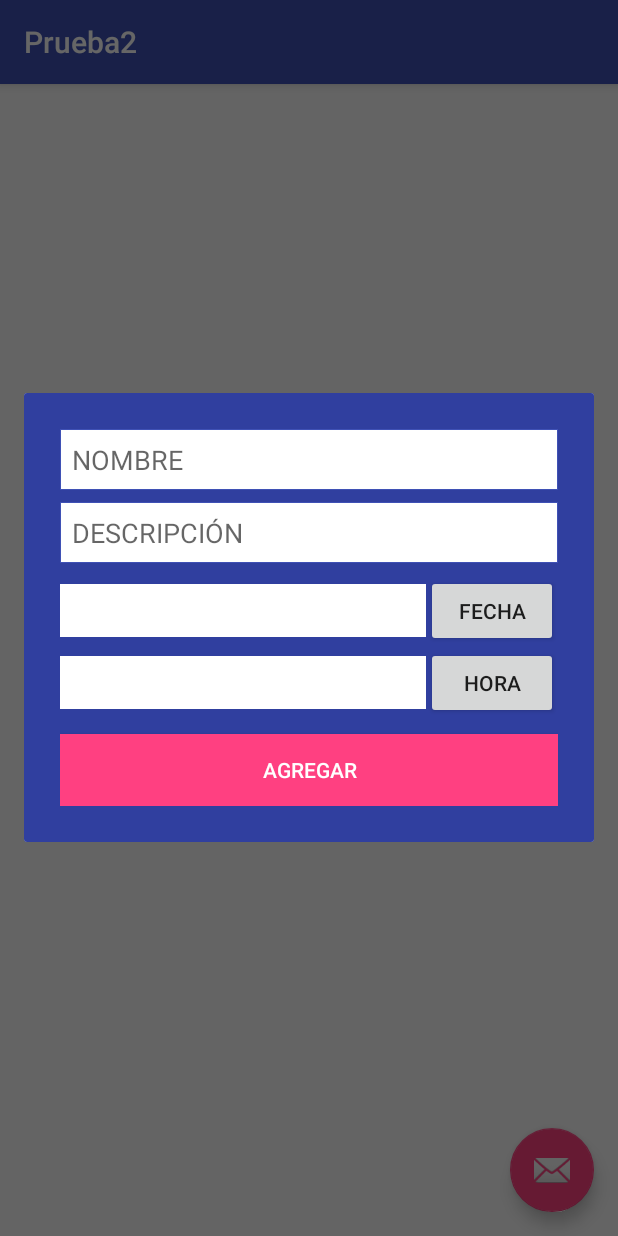
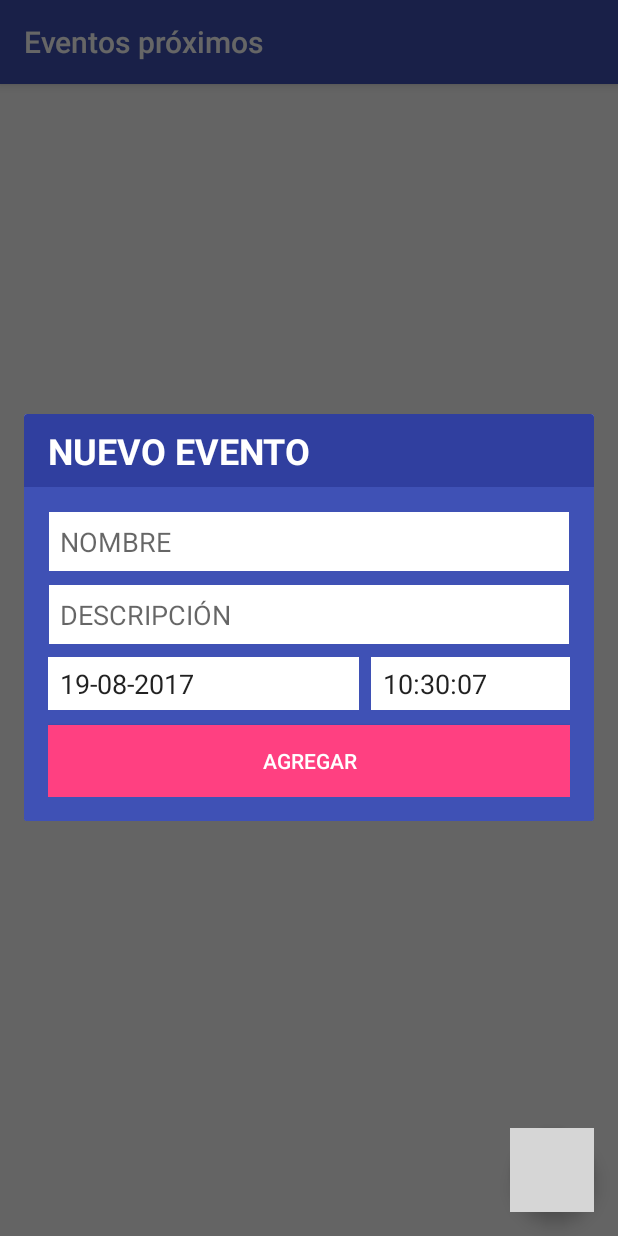
Before and after one commit to pvillars/Prueba2, an Android app: the screen it shows after launch (MainActivity), after a tap on an icon or button, on a phone screen of 412 x 824 dp. Run offline under Robolectric (Android 15) with nearby library versions, the phone set to English and light mode, and no system bars; 1 statement that could not run was skipped; grey boxes are pictures that could not be loaded.

Commit message:
Detalles Mayores

```diff
--- a/app/src/main/java/cl/anpetrus/prueba2/MainActivity.java
+++ b/app/src/main/java/cl/anpetrus/prueba2/MainActivity.java
@@ -16,7 +16,9 @@ import android.view.inputmethod.InputMethodManager;
 import android.widget.Button;
 import android.widget.DatePicker;
 import android.widget.EditText;
+import android.widget.TextView;
 import android.widget.TimePicker;
+import android.widget.Toast;
 
 import java.text.ParseException;
 import java.text.SimpleDateFormat;
@@ -29,7 +31,7 @@ public class MainActivity extends AppCompatActivity {
 
     private MainActivityFragment mainActivityFragment;
 
-    EditText dateStartEt,timeStartEt;
+    EditText dateStartEt, timeStartEt, nameTv,descriptionTv;
 
     @Override
     protected void onCreate(Bundle savedInstanceState) {
@@ -37,6 +39,7 @@ public class MainActivity extends AppCompatActivity {
         setContentView(R.layout.activity_main);
         Toolbar toolbar = (Toolbar) findViewById(R.id.toolbar);
         setSupportActionBar(toolbar);
+        getSupportActionBar().setTitle("Eventos próximos");
 
         mainActivityFragment = (MainActivityFragment) getSupportFragmentManager().findFragmentById(R.id.fragment);
 
@@ -45,16 +48,30 @@ public class MainActivity extends AppCompatActivity {
         fab.setOnClickListener(new View.OnClickListener() {
             @Override
             public void onClick(View view) {
+
                 final Dialog dialog = new Dialog(MainActivity.this);
                 dialog.requestWindowFeature(Window.FEATURE_NO_TITLE);
                 dialog.setContentView(R.layout.dialog_new_event);
 
-                Button dateStartBtn = dialog.findViewById(R.id.dateStartBtn);
-                Button timeStartBtn = dialog.findViewById(R.id.timeStartBtn);
+                TextView titleDialogTv = dialog.findViewById(R.id.titleDialogTv);
+                titleDialogTv.setText("NUEVO EVENTO");
+
+                nameTv = dialog.findViewById(R.id.nameNewEt);
+                descriptionTv = dialog.findViewById(R.id.descriptionNewEt);
+
+                nameTv.setHint("NOMBRE");
+                descriptionTv.setHint("DESCRIPCIÓN");
+
                 dateStartEt = dialog.findViewById(R.id.dateStartEt);
                 timeStartEt = dialog.findViewById(R.id.timeStartEt);
+                Date dateNow= new Date();
+                String dateString = new SimpleDateFormat("dd-MM-yyyy").format(dateNow);
+                String timeString = new SimpleDateFormat("HH:mm:ss").format(dateNow);
 
-                dateStartBtn.setOnClickListener(new View.OnClickListener() {
+                dateStartEt.setText(dateString);
+                timeStartEt.setText(timeString);
+
+                dateStartEt.setOnClickListener(new View.OnClickListener() {
                     @Override
                     public void onClick(View view) {
 
@@ -73,7 +90,7 @@ public class MainActivity extends AppCompatActivity {
                                     @Override
                                     public void onDateSet(DatePicker view, int year,
                                                           int monthOfYear, int dayOfMonth) {
-                                        dateStartEt.setText(dayOfMonth + "/" + (monthOfYear + 1) + "/" + year);
+                                        dateStartEt.setText(dayOfMonth + "-" + (monthOfYear + 1) + "-" + year);
 
                                     }
                                 }, year, month, day);
@@ -81,11 +98,11 @@ public class MainActivity extends AppCompatActivity {
                     }
                 });
 
-                timeStartBtn.setOnClickListener(new View.OnClickListener() {
+                timeStartEt.setOnClickListener(new View.OnClickListener() {
                     @Override
                     public void onClick(View view) {
                         hideKeyBoard(view);
-                        int hour,minute;
+                        int hour, minute;
                         // Get Current Time
                         final Calendar c = Calendar.getInstance();
                         hour = c.get(Calendar.HOUR_OF_DAY);
@@ -94,12 +111,12 @@ public class MainActivity extends AppCompatActivity {
                         // Launch Time Picker Dialog
                         TimePickerDialog timePickerDialog = new TimePickerDialog(MainActivity.this,
                                 new TimePickerDialog.OnTimeSetListener() {
-
                                     @Override
                                     public void onTimeSet(TimePicker view, int hourOfDay,
                                                           int minute) {
                                         timeStartEt.setText(hourOfDay + ":" + minute + ":00");
                                     }
+
                                 }, hour, minute, false);
                         timePickerDialog.show();
                     }
@@ -111,26 +128,29 @@ public class MainActivity extends AppCompatActivity {
                     public void onClick(View view) {
 
 
-                        EditText nameTv = dialog.findViewById(R.id.nameNewEt);
-                        String name = nameTv.getText().toString().trim();
+                        String name = nameTv.getText().toString();
+                        String description = descriptionTv.getText().toString();
+                        String dateString = dateStartEt.getText().toString() + " " + timeStartEt.getText().toString();
+                        Date startDateTime;
+                        try {
+                            startDateTime = new SimpleDateFormat("dd-MM-yyyy HH:mm:ss").parse(dateString);
 
-                        if (name.length() > 0) {
-                            Event event = new Event();
-                            event.setName(name);
-                            event.setDescription("Description " + name);
-
-                            try {
-                                String dateString = dateStartEt.getText().toString()+" "+timeStartEt.getText().toString();
-                                Date startDateTime = new SimpleDateFormat("dd/MM/yyyy HH:mm:ss").parse(dateString);
+                            if (isValidData(name,description,startDateTime)) {
+                                Event event = new Event();
+                                event.setName(name);
+                                event.setDescription(description);
                                 event.setStart(startDateTime);
-                            } catch (ParseException e) {
-                                e.printStackTrace();
+                                mainActivityFragment.addToAdatperList(event);
                                 dialog.dismiss();
                             }
-
-                            mainActivityFragment.addToAdatperList(event);
+                        } catch (ParseException e) {
+                            if(dateString.trim().length() <= 0){
+                                Toast.makeText(MainActivity.this, "Favor ingresar fecha y hora", Toast.LENGTH_LONG).show();
+                            }else{
+                                e.printStackTrace();
+                                Toast.makeText(MainActivity.this, "Error indesperado", Toast.LENGTH_LONG).show();
+                            }
                         }
-                        dialog.dismiss();
                     }
                 });
 
@@ -140,7 +160,7 @@ public class MainActivity extends AppCompatActivity {
         });
     }
 
-    private void hideKeyBoard(View view){
+    private void hideKeyBoard(View view) {
         try {
             InputMethodManager imm = (InputMethodManager) view.getContext().getSystemService(Context.INPUT_METHOD_SERVICE);
             imm.hideSoftInputFromWindow(view.getWindowToken(), 0);
@@ -148,5 +168,22 @@ public class MainActivity extends AppCompatActivity {
             Log.e("ERROR", e.getMessage());
         }
     }
+    private boolean isValidData( String name, String description, Date date){
+        if(name.trim().length()>0){
+            if(description.trim().length()>0){
+                if(date.after(new Date())){
+                    return true;
+                }else{
+                    Toast.makeText(this, "Favor ingresar fecha y hora posterior a la actual", Toast.LENGTH_LONG).show();
+                }
+            }else{
+                Toast.makeText(this, "Favor ingresar descripción", Toast.LENGTH_LONG).show();
+            }
+        }else{
+            Toast.makeText(this, "Favor ingresar nombre", Toast.LENGTH_LONG).show();
+        }
+
+        return false;
+    }
 
 }
--- a/app/src/main/java/cl/anpetrus/prueba2/MainActivityFragment.java
+++ b/app/src/main/java/cl/anpetrus/prueba2/MainActivityFragment.java
@@ -41,23 +41,7 @@ public class MainActivityFragment extends Fragment implements ClickListener{
         LinearLayoutManager linearLayoutManager = new LinearLayoutManager(getContext());
         recyclerView.setLayoutManager(linearLayoutManager);
 
-//        Event event;
-//        event = new Event("Lucho Jara en Vivo","Gran Concierto gran",new Date(),new Date());
-//        event.save();
-//
-//        event = new Event("Lucho Jara en Vivo2","Gran Concierto gran2",new Date(),new Date());
-//        event.save();
-//
-//        event = new Event("Lucho Jara en Vivo3","Gran Concierto gran3",new Date(),new Date());
-//        event.save();
-//
-//        event = new Event("Lucho Jara en Vivo4","Gran Concierto gran4",new Date(),new Date());
-//        event.save();
-//
-//        event = new Event("Lucho Jara en Vivo5","Gran Concierto gran5",new Date(),new Date());
-//        event.save();
-
-        eventAdapter = new EventAdapter(new EventQuery().getAll(),this);
+        eventAdapter = new EventAdapter(new EventQuery().getNext(),this);
         recyclerView.setAdapter(eventAdapter);
     }
 
--- a/app/src/main/java/cl/anpetrus/prueba2/adapters/EventAdapter.java
+++ b/app/src/main/java/cl/anpetrus/prueba2/adapters/EventAdapter.java
@@ -7,6 +7,7 @@ import android.view.ViewGroup;
 import android.widget.RelativeLayout;
 import android.widget.TextView;
 
+import java.text.SimpleDateFormat;
 import java.util.List;
 
 import cl.anpetrus.prueba2.R;
@@ -36,7 +37,10 @@ public class EventAdapter extends RecyclerView.Adapter<EventAdapter.ViewHolder>
     public void onBindViewHolder(final ViewHolder holder, int position) {
         final Event event = events.get(position);
         holder.nameTv.setText(event.getName());
-        holder.startDateTv.setText(event.getStart().toString());
+        String dateStart = new SimpleDateFormat("dd-MM-yyyy").format(event.getStart());
+        String timeStart = new SimpleDateFormat("HH:mm").format(event.getStart()) + " Hrs.";
+
+        holder.startDateTv.setText(dateStart + " " + timeStart);
         holder.eventRl.setOnClickListener(new View.OnClickListener() {
             @Override
             public void onClick(View view) {
--- a/app/src/main/java/cl/anpetrus/prueba2/data/EventQuery.java
+++ b/app/src/main/java/cl/anpetrus/prueba2/data/EventQuery.java
@@ -1,5 +1,6 @@
 package cl.anpetrus.prueba2.data;
 
+import java.util.Date;
 import java.util.List;
 
 import cl.anpetrus.prueba2.models.Event;
@@ -13,6 +14,10 @@ public class EventQuery {
     public List<Event> getAll(){
         return Event.listAll(Event.class);
     }
+    public List<Event> getNext(){
+
+        return Event.find(Event.class,"start >= ?", String.valueOf(new Date().getTime()));
+    }
     public Event get(long id){
         return Event.findById(Event.class,id);
     }
--- a/app/src/main/res/layout/activity_event.xml
+++ b/app/src/main/res/layout/activity_event.xml
@@ -28,6 +28,6 @@
         android:layout_height="wrap_content"
         android:layout_gravity="bottom|end"
         android:layout_margin="@dimen/fab_margin"
-        app:srcCompat="@android:drawable/ic_dialog_email" />
+        app:srcCompat="@mipmap/ic_share_white_24dp" />
 
 </android.support.design.widget.CoordinatorLayout>
--- a/app/src/main/res/layout/activity_main.xml
+++ b/app/src/main/res/layout/activity_main.xml
@@ -28,6 +28,6 @@
         android:layout_height="wrap_content"
         android:layout_gravity="bottom|end"
         android:layout_margin="@dimen/fab_margin"
-        app:srcCompat="@android:drawable/ic_dialog_email" />
+        app:srcCompat="@mipmap/ic_add_white_24dp" />
 
 </android.support.design.widget.CoordinatorLayout>
--- a/app/src/main/res/layout/dialog_new_event.xml
+++ b/app/src/main/res/layout/dialog_new_event.xml
@@ -4,16 +4,34 @@
     android:layout_height="wrap_content"
     android:background="@color/colorPrimaryDark"
     android:gravity="center_vertical"
+    android:orientation="vertical">
+
+    <TextView
+        android:id="@+id/titleDialogTv"
+        android:layout_width="match_parent"
+        android:layout_height="wrap_content"
+        android:layout_margin="8dp"
+        android:background="@color/colorPrimaryDark"
+        android:paddingLeft="8dp"
+        android:textColor="@android:color/white"
+        android:textSize="24sp"
+        android:textStyle="bold" />
+
+    <LinearLayout
+        android:layout_width="match_parent"
+        android:layout_height="wrap_content"
+        android:background="@color/colorPrimary"
+        android:gravity="center_vertical"
         android:orientation="vertical"
-    android:padding="24dp">
+        android:padding="16dp">
 
         <EditText
             android:id="@+id/nameNewEt"
             android:layout_width="match_parent"
             android:layout_height="wrap_content"
             android:layout_marginBottom="8dp"
+            android:maxLength="60"
             android:background="@drawable/bg_white_bordered_primary"
-        android:hint="NOMBRE"
             android:inputType="text"
             android:padding="8dp" />
 
@@ -23,60 +41,39 @@
             android:layout_height="wrap_content"
             android:layout_marginBottom="8dp"
             android:background="@drawable/bg_white_bordered_primary"
-        android:hint="DESCRIPCIÓN"
             android:inputType="textMultiLine"
             android:maxLines="3"
+            android:maxLength="1000"
             android:padding="8dp" />
 
         <LinearLayout
             android:layout_width="match_parent"
             android:layout_height="wrap_content"
-        android:orientation="horizontal"
-        android:weightSum="3">
+            android:orientation="horizontal">
 
             <EditText
                 android:id="@+id/dateStartEt"
                 android:layout_width="wrap_content"
                 android:layout_height="35dp"
                 android:layout_gravity="center"
-            android:layout_weight="3"
+                android:layout_weight=".6"
                 android:background="@android:color/white"
-            android:enabled="false" />
-
-        <Button
-            android:id="@+id/dateStartBtn"
-            android:layout_width="wrap_content"
-            android:layout_height="wrap_content"
-            android:layout_gravity="center"
-            android:layout_weight="1"
-            android:text="FECHA" />
-
-    </LinearLayout>
-
-    <LinearLayout
-        android:layout_width="match_parent"
-        android:layout_height="wrap_content"
-        android:orientation="horizontal"
-        android:weightSum="3">
+                android:focusable="false"
+                android:paddingLeft="8dp" />
 
             <EditText
                 android:id="@+id/timeStartEt"
                 android:layout_width="wrap_content"
                 android:layout_height="35dp"
                 android:layout_gravity="center"
-            android:layout_weight="3"
+                android:layout_marginLeft="8dp"
+                android:layout_weight=".3"
                 android:background="@android:color/white"
-            android:enabled="false" />
-
-        <Button
-            android:id="@+id/timeStartBtn"
-            android:layout_width="wrap_content"
-            android:layout_height="wrap_content"
-            android:layout_gravity="center"
-            android:layout_weight="1"
-            android:text="HORA" />
+                android:focusable="false"
+                android:paddingLeft="8dp" />
 
         </LinearLayout>
+
 
         <Button
             android:id="@+id/saveEventBtn"
@@ -86,5 +83,5 @@
             android:background="@color/colorAccent"
             android:text="AGREGAR"
             android:textColor="@android:color/white" />
-
     </LinearLayout>
+</LinearLayout>
```
Also changed, not shown: app/src/main/java/cl/anpetrus/prueba2/EventActivity.java (+5 -3 lines), app/src/main/res/layout/content_event.xml (+18 -8 lines), app/src/main/res/layout/list_item_event.xml (+6 -1 lines). Lines whose indentation alone changed are shown as unchanged.
